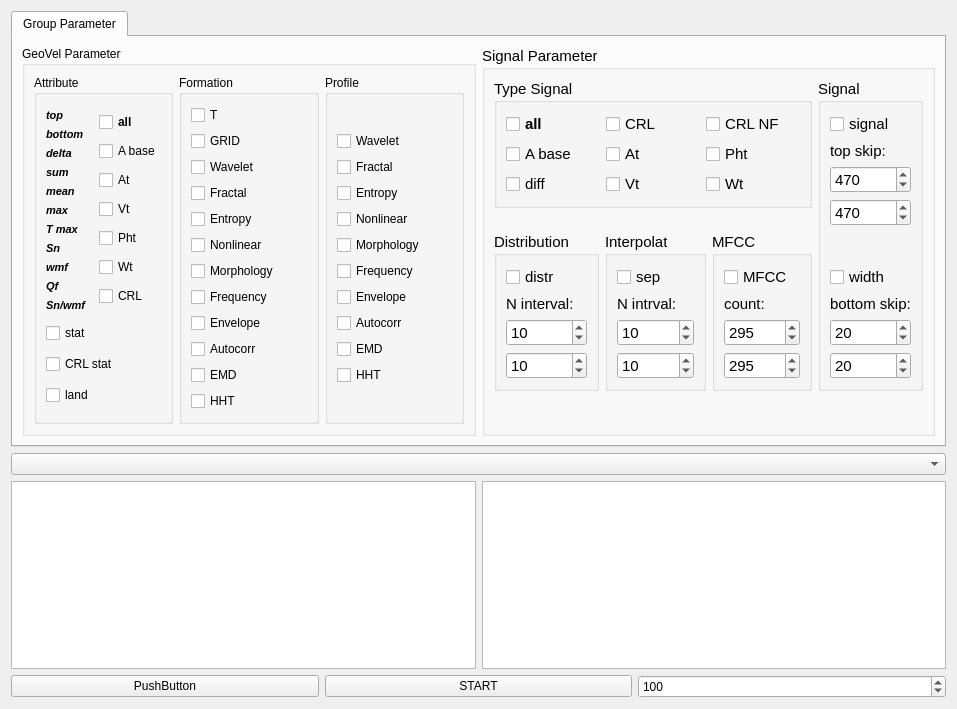
This is qt/random_param.ui in idergunoff/geovel_1.0 as Qt 5 draws it before an edit. The edited form follows.
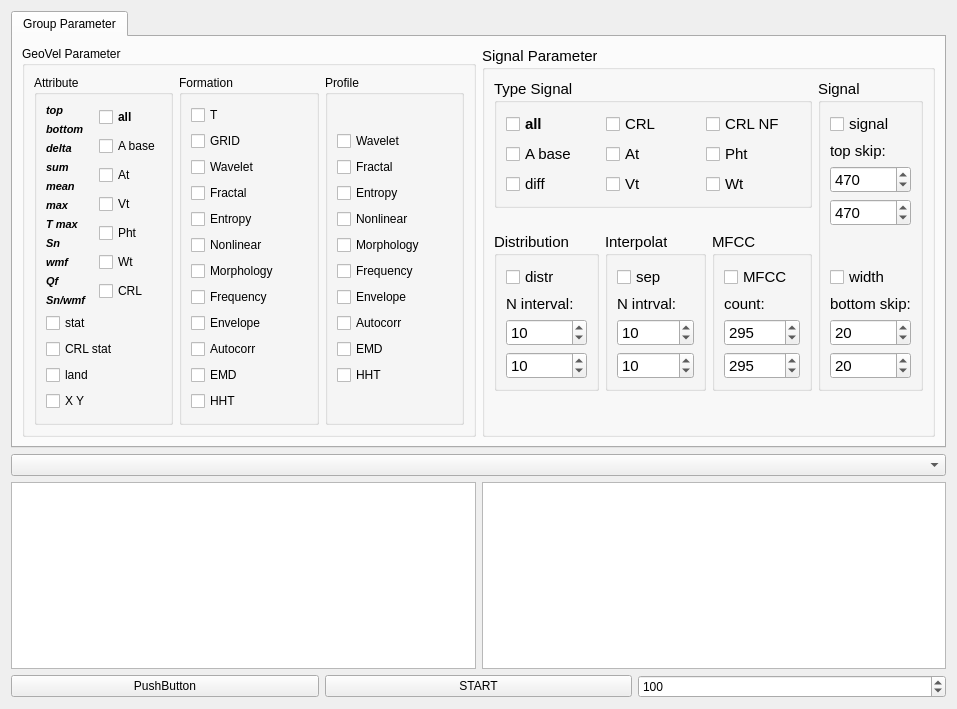
This is the edited form.

Commit message: x y to random param

Diff of the .ui file:
```diff
--- a/qt/random_param.ui
+++ b/qt/random_param.ui
@@ -455,6 +455,13 @@
                      </property>
                     </widget>
                    </item>
+                   <item row="4" column="0">
+                    <widget class="QCheckBox" name="checkBox_xy">
+                     <property name="text">
+                      <string>X Y</string>
+                     </property>
+                    </widget>
+                   </item>
                   </layout>
                  </widget>
                 </item>
```
Left out of the diff: 28 changed lines with no effect on the pictures. The commit also changes 3 other files.
